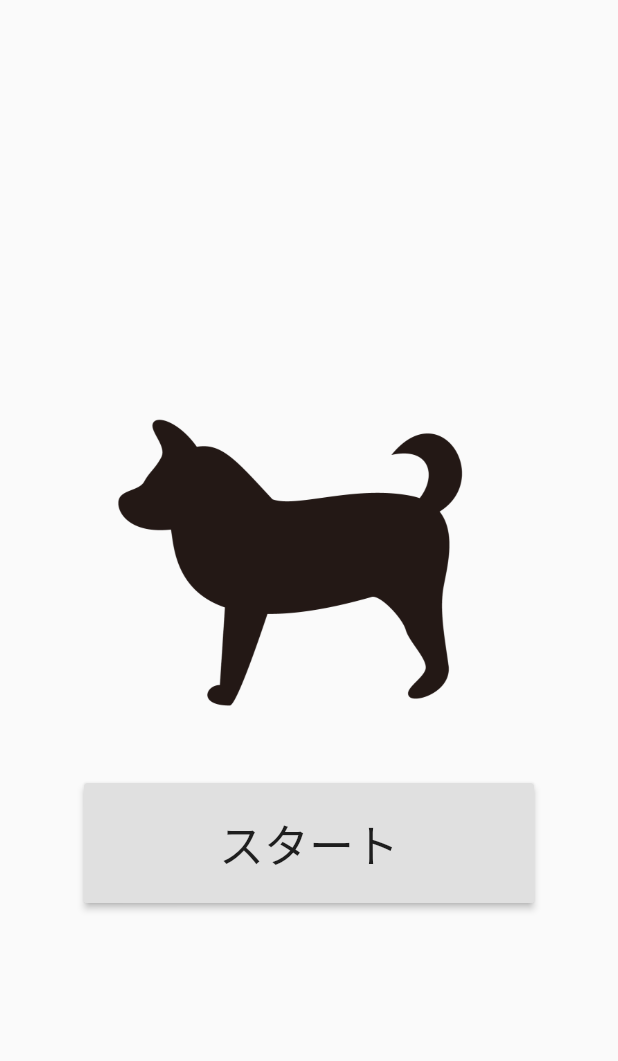
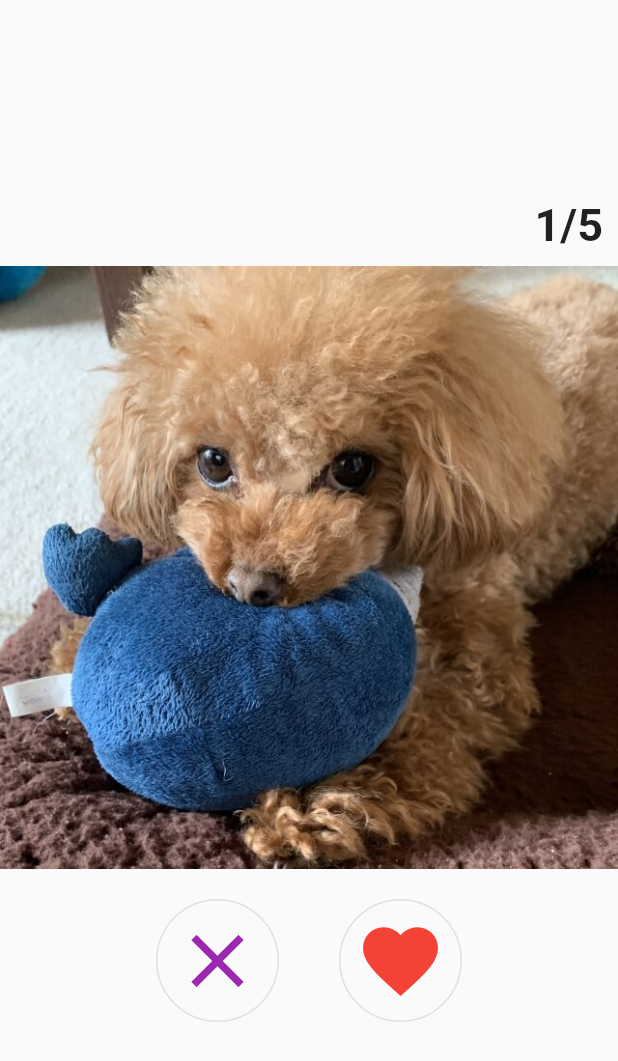
Before and after one commit to enutake/which_my_dog, a Flutter app: the QuizPage screen opened by its route, on a phone screen of 412 x 824 dp. Shown: the top 1061 px of the screen. Run offline on Flutter 3.47's test engine with Material 2 defaults, Android fonts, the light colour scheme and no system bars.

Commit message:
feat: クイズページの表示作成

```diff
--- a/which_my_dog/lib/main.dart
+++ b/which_my_dog/lib/main.dart
@@ -63,23 +63,25 @@ class QuizPage extends StatelessWidget {
         child: Column(
           mainAxisAlignment: MainAxisAlignment.center,
           children: <Widget>[
+            Align(
+              alignment: Alignment.centerRight,
+              child: Padding(
+                padding: const EdgeInsets.all(10.0),
+                child: Text(
+                  "1/5",
+                  style: TextStyle(fontSize: 30, fontWeight: FontWeight.bold),
+                ),
+              ),
+            ),
             Image.asset(
-              'images/inu_silhouette.png',
-              width: 300,
-              height: 300,
+              'images/inu1.jpg',
             ),
-            SizedBox(
-              width: 300,
-              height: 80,
-              child: RaisedButton(
-                child: Text(
-                  "スタート",
-                  style: TextStyle(fontSize: 30),
-                ),
-                onPressed: () {
-                  Navigator.of(context).pushNamed('/');
-                },
-              ),
+            Row(
+              mainAxisAlignment: MainAxisAlignment.center,
+              children: <Widget>[
+                CircleButton(icon: Icons.clear, color: Colors.purple,),
+                CircleButton(icon: Icons.favorite, color: Colors.red,),
+              ],
             ),
           ],
         ),
@@ -87,3 +89,29 @@ class QuizPage extends StatelessWidget {
     );
   }
 }
+
+class CircleButton extends StatelessWidget {
+  final IconData icon;
+  final Color color;
+  CircleButton({this.icon, this.color});
+
+  @override
+  Widget build(BuildContext context) {
+    return InkWell(
+      child: Container(
+        margin: const EdgeInsets.all(20.0),
+        padding: const EdgeInsets.all(10.0),
+        decoration: BoxDecoration(
+            shape: BoxShape.circle,
+            border: Border.all(color: Colors.grey[300])
+        ),
+        child: Icon(
+          icon,
+          color: color,
+          size: 60,
+        ),
+      ),
+      onTap: (){},
+    );
+  }
+}
```
